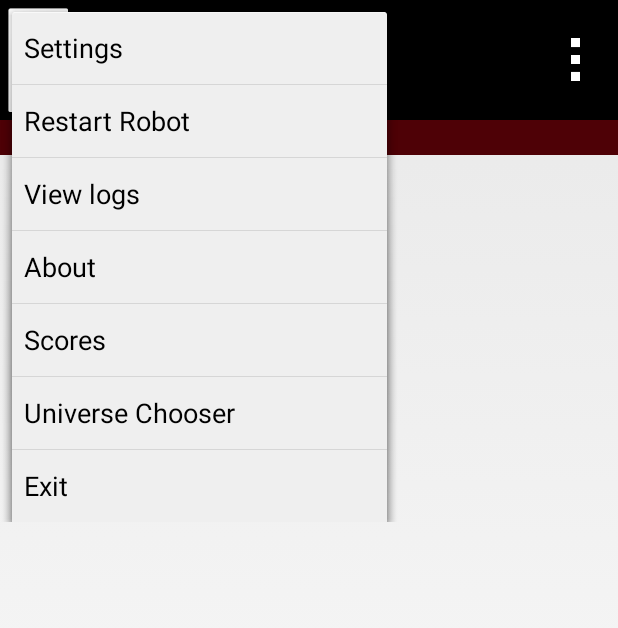
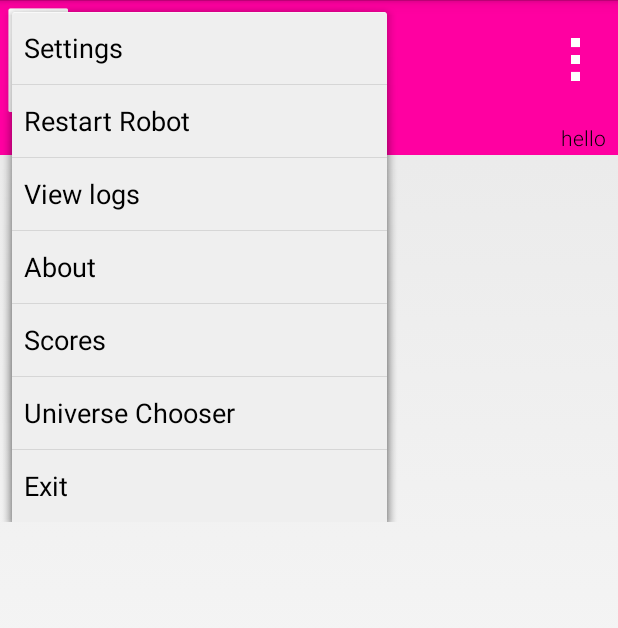
Before and after one commit to GoldfishPi/Riven, an Android app: the screen it shows after launch (FtcRobotControllerActivity), after a tap on "menu_buttons", on a phone screen of 412 x 824 dp. Shown: the top 628 px of the screen. Run offline under Robolectric (Android 15) with nearby library versions, the phone set to English and light mode, and no system bars; libraries missing offline, so code that uses them is left out: com.qualcomm.robotcore; 14 statements that could not run were skipped.

```diff
--- a/FtcRobotController/src/main/res/layout/activity_ftc_controller.xml
+++ b/FtcRobotController/src/main/res/layout/activity_ftc_controller.xml
@@ -45,7 +45,7 @@ OF THIS SOFTWARE, EVEN IF ADVISED OF THE POSSIBILITY OF SUCH DAMAGE.
     android:id="@+id/top_bar"
     android:layout_width="fill_parent"
     android:layout_height="80dp"
-    android:background="@color/black">
+    android:background="@color/pink">
     <ImageView
       android:id="@+id/robotIcon"
       android:layout_width="40dp"
@@ -73,7 +73,7 @@ OF THIS SOFTWARE, EVEN IF ADVISED OF THE POSSIBILITY OF SUCH DAMAGE.
       android:layout_width="wrap_content"
       android:layout_height="wrap_content"
       android:src="@drawable/icon_menu"
-      android:background="@color/black"
+      android:background="@color/pink"
       android:padding="15dp"
       android:adjustViewBounds="true"
       android:layout_alignParentRight="true"
--- a/FtcRobotController/src/main/res/layout/header.xml
+++ b/FtcRobotController/src/main/res/layout/header.xml
@@ -41,7 +41,7 @@ OF THIS SOFTWARE, EVEN IF ADVISED OF THE POSSIBILITY OF SUCH DAMAGE.
     android:paddingRight="8dp"
     android:paddingTop="2dp"
     android:paddingBottom="2dp"
-    android:background="@color/medium_red_background"
+    android:background="@color/pink"
     android:layout_width="match_parent"
     android:layout_height="wrap_content"
     android:orientation="horizontal">
@@ -51,7 +51,7 @@ OF THIS SOFTWARE, EVEN IF ADVISED OF THE POSSIBILITY OF SUCH DAMAGE.
         android:layout_width="0dp"
         android:layout_height="wrap_content"
         android:text="Active Configuration File:"
-        android:textColor="@color/white"
+        android:textColor="@color/pink"
         android:layout_weight="1"
         android:textAppearance="?android:attr/textAppearanceSmall" />
 
@@ -61,5 +61,10 @@ OF THIS SOFTWARE, EVEN IF ADVISED OF THE POSSIBILITY OF SUCH DAMAGE.
         android:layout_height="wrap_content"
         android:textColor="@color/white"
         android:textAppearance="?android:attr/textAppearanceSmall" />
+    <TextView
+        android:layout_width="wrap_content"
+        android:layout_height="wrap_content"
+        android:textColor="@color/black"
+        android:text="hello"/>
 
 </LinearLayout>
--- a/FtcRobotController/src/main/res/values/colors.xml
+++ b/FtcRobotController/src/main/res/values/colors.xml
@@ -43,4 +43,5 @@ OF THIS SOFTWARE, EVEN IF ADVISED OF THE POSSIBILITY OF SUCH DAMAGE.
   <color name="white">#FFFFFF</color>
   <color name="black">#000000</color>
   <color name="transparent_color">#00000000</color>
+  <color name="pink">#ff00a1</color>
 </resources>
```
Also changed, not shown: FtcRobotController/src/main/java/com/qualcomm/ftcrobotcontroller/opmodes/customops/TeleOp/DriverOp.java (+16 -55 lines).
